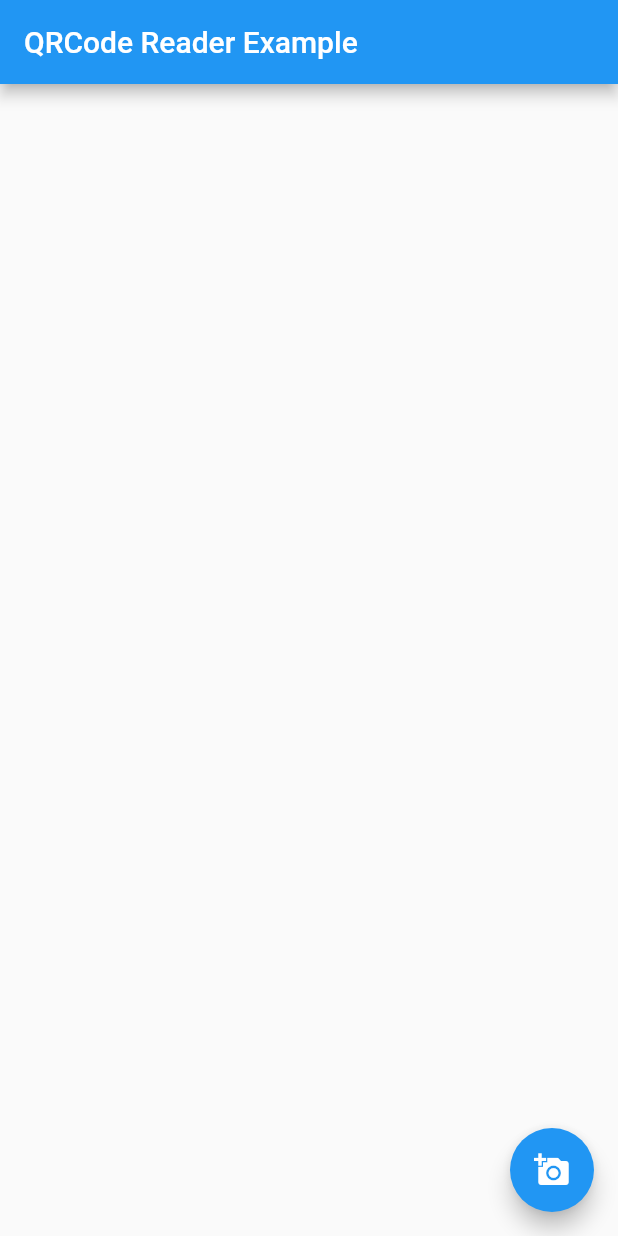
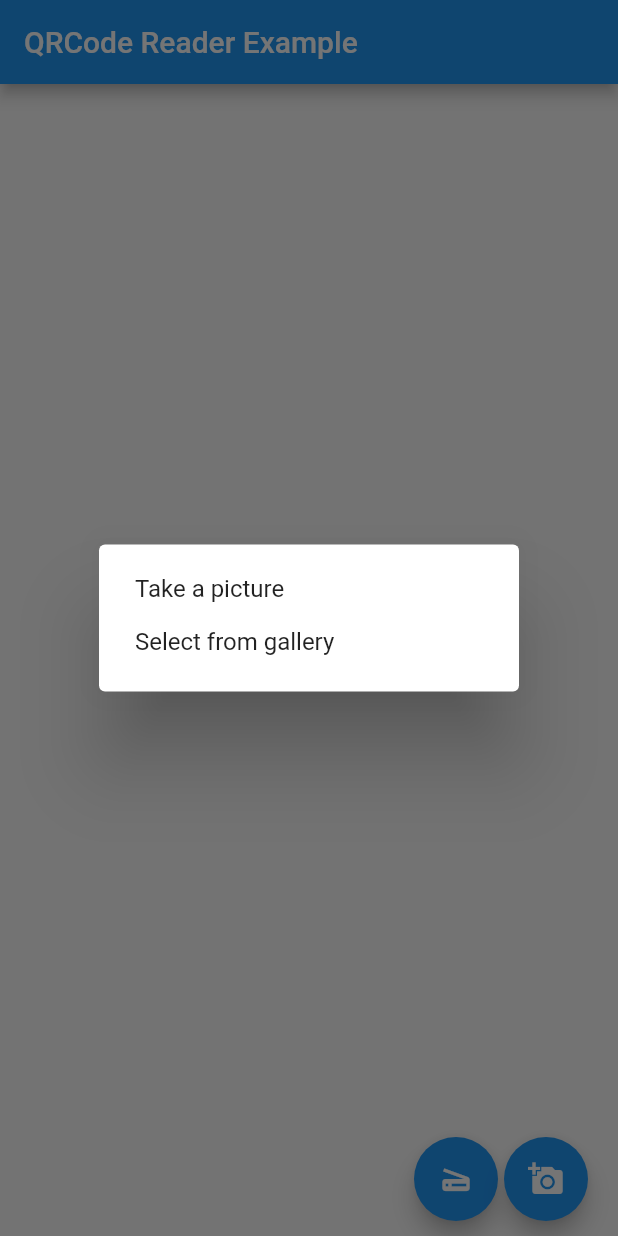
Before and after one commit to Sthefanny/Flutter, a Flutter app: the screen it shows after launch, after a tap on the "add a photo" icon, on a phone screen of 412 x 824 dp. Run offline on Flutter 3.47's test engine with Material 2 defaults, Android fonts, the phone set to English and light mode, and no system bars; our stand-ins replace bubble_bottom_bar, image_picker, rxdart; missing offline and left inert: bloc_pattern, qrcode_reader.

Commit message:
Camera and QR scanner done

```diff
--- a/camera/lib/homeScreen.dart
+++ b/camera/lib/homeScreen.dart
@@ -1,4 +1,7 @@
+import 'dart:io';
+
 import 'package:flutter/material.dart';
+import 'package:image_picker/image_picker.dart';
 import 'package:qrcode_reader/qrcode_reader.dart';
 
 class HomeScreen extends StatefulWidget {
@@ -8,6 +11,27 @@ class HomeScreen extends StatefulWidget {
 
 class _HomeScreenState extends State<HomeScreen> {
   Future<String> _barcodeString;
+  File _image;
+
+  Future openCamera() async {
+    var image = await ImagePicker.pickImage(source: ImageSource.camera);
+
+    setState(() {
+      _image = image;
+    });
+
+    Navigator.of(context).pop();
+  }
+
+  Future openGallery() async {
+    var image = await ImagePicker.pickImage(source: ImageSource.gallery);
+
+    setState(() {
+      _image = image;
+    });
+
+    Navigator.of(context).pop();
+  }
 
   @override
   Widget build(BuildContext context) {
@@ -15,21 +39,93 @@ class _HomeScreenState extends State<HomeScreen> {
       appBar: new AppBar(
         title: const Text('QRCode Reader Example'),
       ),
-      body: new Center(
-          child: new FutureBuilder<String>(
-              future: _barcodeString,
-              builder: (BuildContext context, AsyncSnapshot<String> snapshot) {
-                return new Text(snapshot.data != null ? snapshot.data : '');
-              })),
-      floatingActionButton: new FloatingActionButton(
+      body: Stack(
+        children: <Widget>[
+          buildBody(),
+          buildScanButton(),
+          buildPictureButton(),
+        ],
+      ),
+    );
+  }
+
+  Widget buildBody() {
+    return Column(
+      children: <Widget>[
+        buildScanResult(),
+        Expanded(child: buildPictureResult()),
+      ],
+    );
+  }
+
+  Widget buildScanResult() {
+    return Center(
+      child: new FutureBuilder<String>(
+        future: _barcodeString,
+        builder: (BuildContext context, AsyncSnapshot<String> snapshot) {
+          return new Text(snapshot.data != null ? snapshot.data : '');
+        },
+      ),
+    );
+  }
+
+  Widget buildPictureResult() {
+    return Center(
+      child: _image == null ? Text('No image selected.') : Image.file(_image),
+    );
+  }
+
+  Widget buildScanButton() {
+    return Positioned(
+      bottom: 10,
+      right: 80,
+      child: FloatingActionButton(
         onPressed: () {
           setState(() {
-            _barcodeString = new QRCodeReader().setAutoFocusIntervalInMs(200).setForceAutoFocus(true).setTorchEnabled(true).setHandlePermissions(true).setExecuteAfterPermissionGranted(true).scan();
+            _barcodeString = QRCodeReader().setAutoFocusIntervalInMs(200).setForceAutoFocus(true).setTorchEnabled(true).setHandlePermissions(true).setExecuteAfterPermissionGranted(true).scan();
           });
         },
         tooltip: 'Reader the QRCode',
-        child: new Icon(Icons.add_a_photo),
+        child: Icon(Icons.scanner),
       ),
     );
   }
+
+  Widget buildPictureButton() {
+    return Positioned(
+      bottom: 10,
+      right: 20,
+      child: FloatingActionButton(
+        onPressed: _optionsDialogBox,
+        tooltip: 'Pick Image',
+        child: Icon(Icons.add_a_photo),
+      ),
+    );
+  }
+
+  Future<void> _optionsDialogBox() {
+    return showDialog(
+        context: context,
+        builder: (BuildContext context) {
+          return AlertDialog(
+            content: new SingleChildScrollView(
+              child: new ListBody(
+                children: <Widget>[
+                  GestureDetector(
+                    child: new Text('Take a picture'),
+                    onTap: openCamera,
+                  ),
+                  Padding(
+                    padding: EdgeInsets.all(8.0),
+                  ),
+                  GestureDetector(
+                    child: new Text('Select from gallery'),
+                    onTap: openGallery,
+                  ),
+                ],
+              ),
+            ),
+          );
+        });
+  }
 }
--- a/camera/pubspec.yaml
+++ b/camera/pubspec.yaml
@@ -25,6 +25,7 @@ dependencies:
   cupertino_icons: ^0.1.2
   path_provider: ^1.2.0
   qrcode_reader: ^0.4.4
+  image_picker: ^0.6.1+4
 
 dev_dependencies:
   flutter_test:
```
Also changed, not shown: camera/pubspec.lock.
